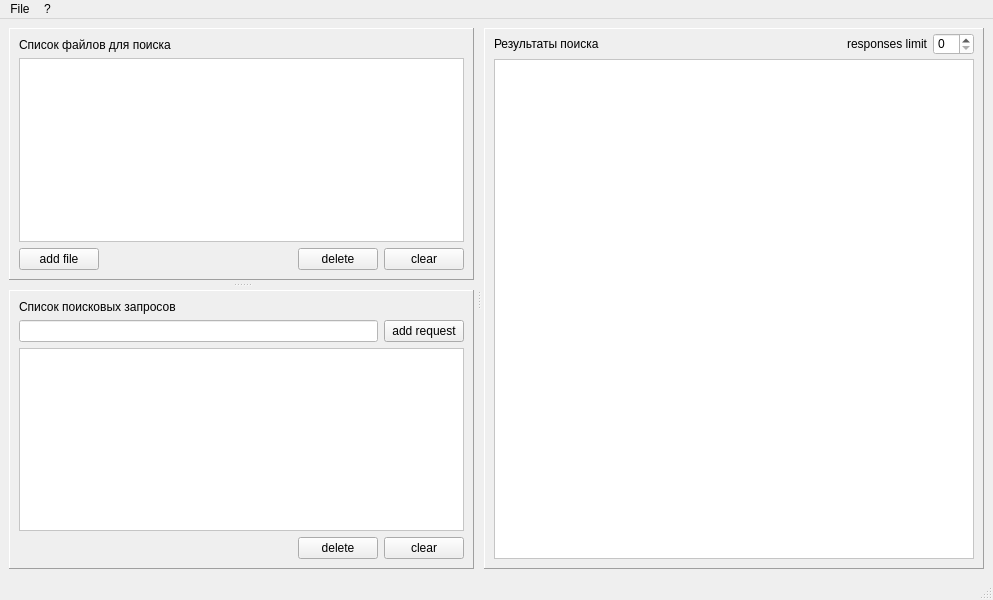
First picture: the form in src/mainwindow.ui, repository a-schus/Search_Engine, before the edit.
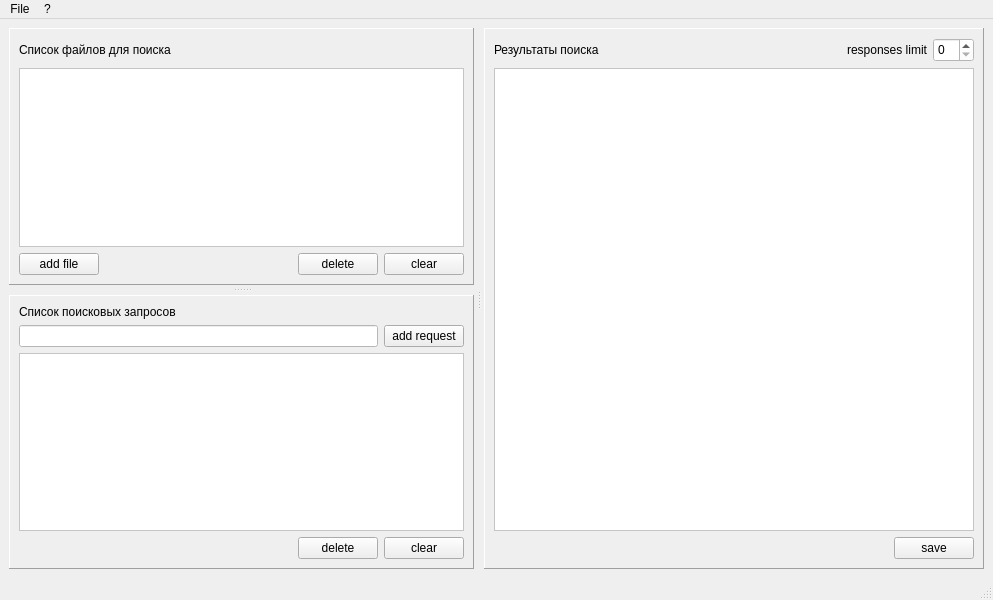
Second picture: the form after the edit.

Commit message: Add save answers button

The edit to the form file:
```diff
--- a/src/mainwindow.ui
+++ b/src/mainwindow.ui
@@ -68,24 +68,29 @@
             <enum>QFrame::Raised</enum>
            </property>
            <layout class="QVBoxLayout" name="verticalLayout">
-            <property name="leftMargin">
-             <number>9</number>
-            </property>
-            <property name="topMargin">
-             <number>9</number>
-            </property>
-            <property name="rightMargin">
-             <number>9</number>
-            </property>
-            <property name="bottomMargin">
-             <number>9</number>
-            </property>
             <item>
-             <widget class="QLabel" name="label">
-              <property name="text">
-               <string>Список файлов для поиска</string>
-              </property>
-             </widget>
+             <layout class="QHBoxLayout" name="horizontalLayout_7">
+              <item>
+               <widget class="QLabel" name="label">
+                <property name="text">
+                 <string>Список файлов для поиска</string>
+                </property>
+               </widget>
+              </item>
+              <item>
+               <spacer name="horizontalSpacer_5">
+                <property name="orientation">
+                 <enum>Qt::Horizontal</enum>
+                </property>
+                <property name="sizeHint" stdset="0">
+                 <size>
+                  <width>40</width>
+                  <height>24</height>
+                 </size>
+                </property>
+               </spacer>
+              </item>
+             </layout>
             </item>
             <item>
              <widget class="QTableView" name="fileNamesTableView">
@@ -340,34 +345,13 @@
        </property>
        <layout class="QVBoxLayout" name="verticalLayout_4">
         <property name="spacing">
-         <number>0</number>
-        </property>
-        <property name="sizeConstraint">
-         <enum>QLayout::SetDefaultConstraint</enum>
-        </property>
-        <property name="leftMargin">
-         <number>9</number>
-        </property>
-        <property name="topMargin">
-         <number>0</number>
-        </property>
-        <property name="rightMargin">
-         <number>9</number>
-        </property>
-        <property name="bottomMargin">
-         <number>9</number>
+         <number>6</number>
         </property>
         <item>
          <layout class="QHBoxLayout" name="horizontalLayout_3">
           <property name="spacing">
            <number>6</number>
           </property>
-          <property name="topMargin">
-           <number>4</number>
-          </property>
-          <property name="bottomMargin">
-           <number>4</number>
-          </property>
           <item>
            <widget class="QLabel" name="label_3">
             <property name="text">
@@ -386,7 +370,7 @@
             <property name="sizeHint" stdset="0">
              <size>
               <width>40</width>
-              <height>20</height>
+              <height>24</height>
              </size>
             </property>
            </spacer>
@@ -492,6 +476,30 @@
           </attribute>
          </widget>
         </item>
+        <item>
+         <layout class="QHBoxLayout" name="horizontalLayout_6">
+          <item>
+           <spacer name="horizontalSpacer_2">
+            <property name="orientation">
+             <enum>Qt::Horizontal</enum>
+            </property>
+            <property name="sizeHint" stdset="0">
+             <size>
+              <width>40</width>
+              <height>20</height>
+             </size>
+            </property>
+           </spacer>
+          </item>
+          <item>
+           <widget class="QPushButton" name="saveButton">
+            <property name="text">
+             <string>save</string>
+            </property>
+           </widget>
+          </item>
+         </layout>
+        </item>
        </layout>
       </widget>
      </widget>
```
The commit also changes 7 other files.
